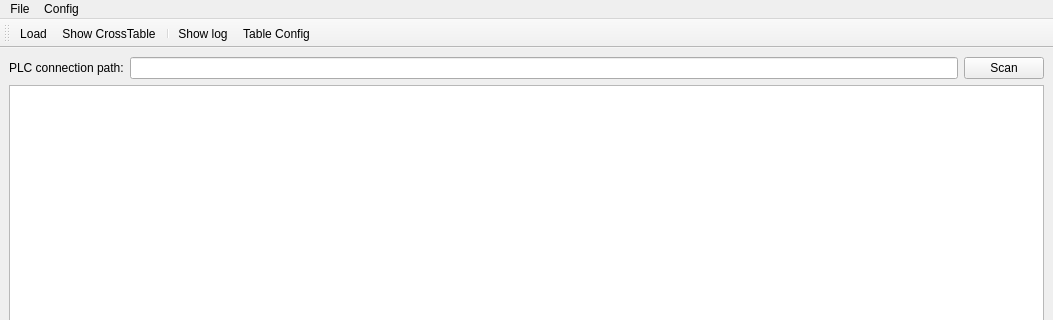
DamirKh/plc_se, file ui/cn_diag_tool.main.ui: the form before one commit; both pictures show x 0 to 1053 and y 0 to 320 of the 1053 by 772 pixel window.
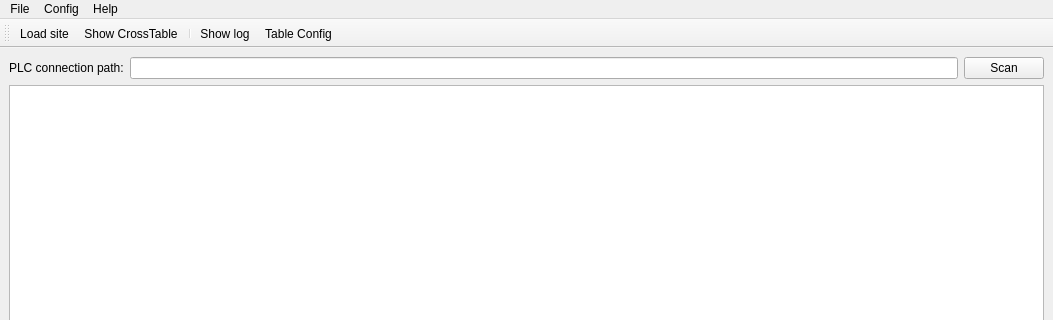
The form after the commit. Icons and pictures are not drawn. Custom widgets are drawn as their Qt base class.

Commit message: good working with config files

```diff
--- a/ui/cn_diag_tool.main.ui
+++ b/ui/cn_diag_tool.main.ui
@@ -94,8 +94,15 @@
     <addaction name="actionRead_Timer"/>
     <addaction name="actionEnable_writing_to_PLC"/>
    </widget>
+   <widget class="QMenu" name="menuHelp">
+    <property name="title">
+     <string>Help</string>
+    </property>
+    <addaction name="actionAbout"/>
+   </widget>
    <addaction name="menuConfig"/>
    <addaction name="menuConfig_2"/>
+   <addaction name="menuHelp"/>
   </widget>
   <widget class="QStatusBar" name="statusbar"/>
   <widget class="QToolBar" name="toolBar">
@@ -108,21 +115,12 @@
    <attribute name="toolBarBreak">
     <bool>false</bool>
    </attribute>
-   <addaction name="actionLoad"/>
+   <addaction name="actionLoad_site"/>
    <addaction name="actionShow_CrossTable"/>
    <addaction name="separator"/>
    <addaction name="actionShow_log"/>
    <addaction name="actionTable_Config"/>
   </widget>
-  <action name="actionLoad">
-   <property name="icon">
-    <iconset theme="document-open">
-     <normaloff>.</normaloff>.</iconset>
-   </property>
-   <property name="text">
-    <string>Load</string>
-   </property>
-  </action>
   <action name="actionSave">
    <property name="icon">
     <iconset theme="document-save">
```
Left out of the diff: 28 changed lines with no effect on the pictures. The commit also changes 2 other files.
